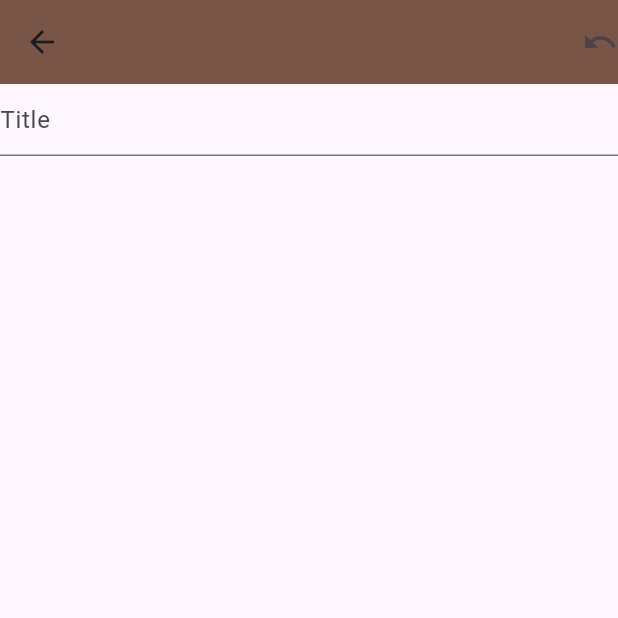
After one commit to mdreja09/My_Notes, a Flutter app: the Titleadd screen opened directly, on a phone screen of 412 x 824 dp, the top half of it. The commit adds this screen. Run offline on Flutter 3.47's test engine with Material 3 defaults, Android fonts, the phone set to English and light mode, and no system bars.

Commit message:
Notes page

```diff
--- /dev/null
+++ b/lib/Database/notes.dart
@@ -0,0 +1,6 @@
+class NotesData {
+  static List<Map<String, dynamic>> list = [
+    {"id": 1, "title": "Meeting Minutes", "details": "Task 1", "created_at": "17 Nov 2025 11:20 PM"},
+  ];
+  static List<Map<String, dynamic>> trashList = [];
+}
--- /dev/null
+++ b/lib/Database/user.dart
@@ -0,0 +1,6 @@
+class UserData {
+  static List<Map<String, dynamic>> user = [
+    {"id": 1010, "name": "MD. Mamun Islam", "phone": "01761810531", "email": "mamun@gmail.com", "password": "123@"},
+    {"id": 1011, "name": "MD. Masud Islam", "phone": "01761810530", "email": "masud@gmail.com", "password": "123@"},
+  ];
+}
--- /dev/null
+++ b/lib/View/textadd/titleadd.dart
@@ -0,0 +1,30 @@
+import 'package:flutter/material.dart';
+
+class Titleadd extends StatefulWidget {
+  const Titleadd({super.key});
+
+  @override
+  State<Titleadd> createState() => _TitleaddState();
+}
+
+class _TitleaddState extends State<Titleadd> {
+  @override
+  Widget build(BuildContext context) {
+    return Scaffold(
+      appBar: AppBar(
+        backgroundColor: Colors.brown,
+        leading: Icon(Icons.arrow_back),
+        actions: [Icon(Icons.undo)],
+      ),
+      body: Column(
+        children: [
+          TextField(
+            decoration: InputDecoration(
+              hintText: "Title"
+            ),
+          ),
+        ],
+      ),
+    );
+  }
+}
--- a/lib/main.dart
+++ b/lib/main.dart
@@ -3,6 +3,7 @@ import 'package:flutter/material.dart';
 import 'View/BottomBar/BottomNavigation.dart';
 import 'View/Notes/NotesScreen.dart';
 import 'View/SplashScreen/SplashScreen.dart';
+import 'View/textadd/titleadd.dart';
 
 
 
```
Also changed, not shown: lib/View/Notes/NotesScreen.dart (+59 -30 lines), lib/View/TrustScreen/TrustScreen.dart (+18 -1 lines).
